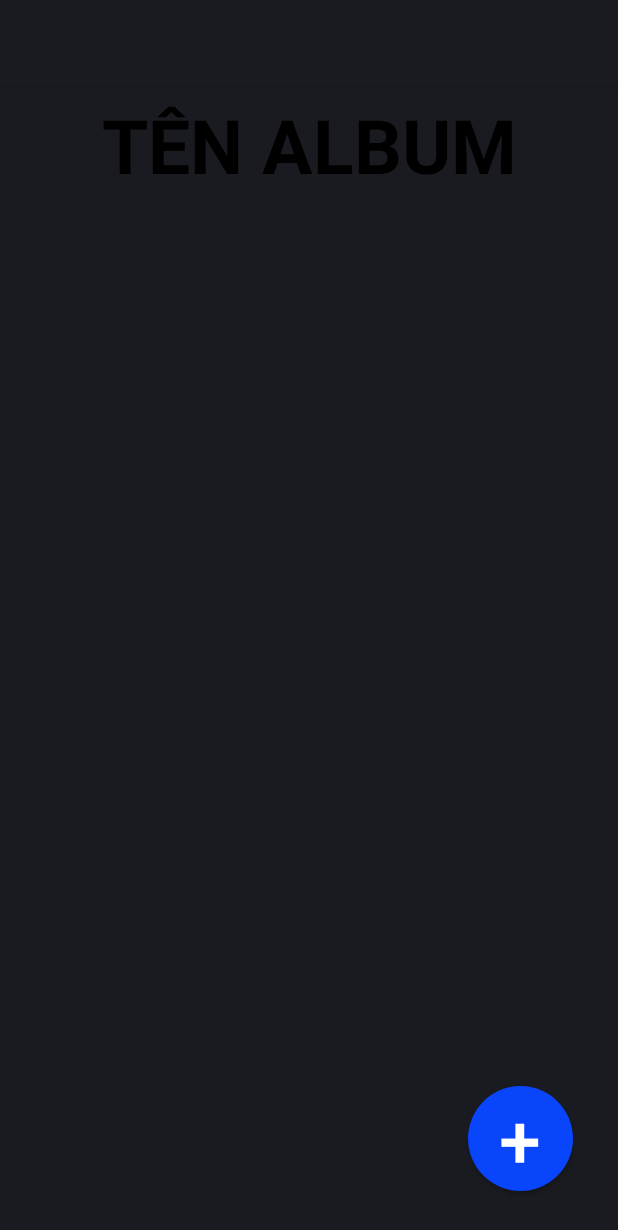
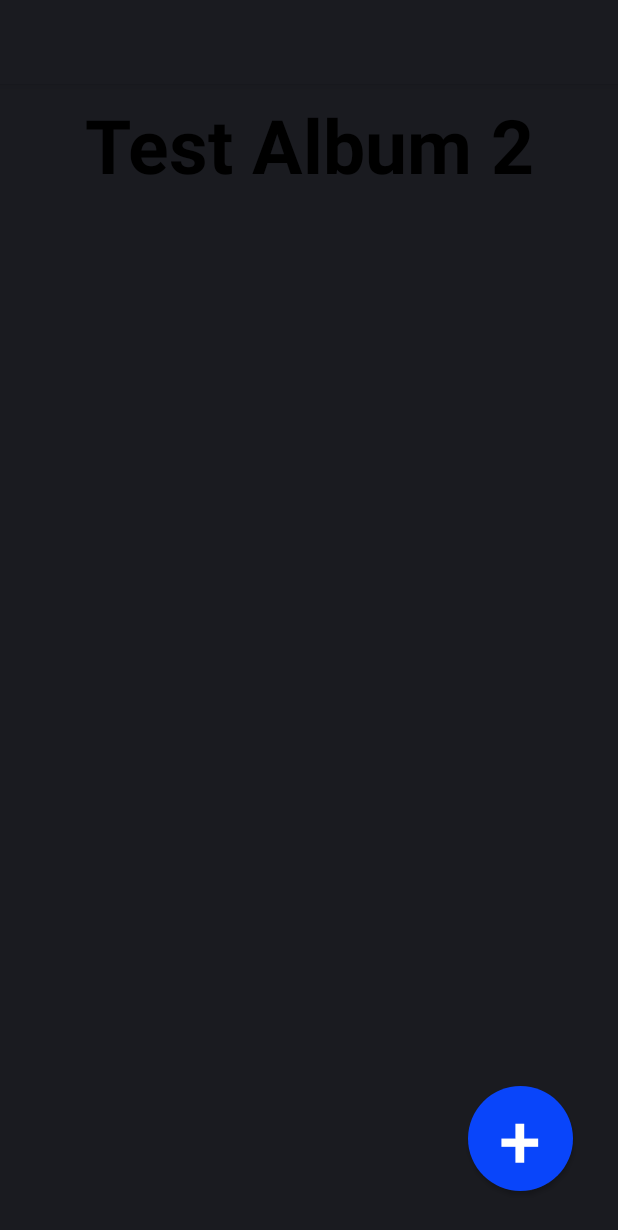
Before and after one commit to buidohuy99/Android-Development-Photo-Album, an Android app: the screen it shows after launch (AlbumActivity), after a tap on "Test Album 2", on a phone screen of 412 x 824 dp. Shown: the top 1230 px of the screen. Run offline under Robolectric (Android 15) with nearby library versions, the phone set to English and light mode, and no system bars.

Commit message:
//Lấy dữ liệu từ HomeActivity qua AlbumActivity

```diff
--- a/app/src/main/java/com/example/myalbum/AlbumsActivity/AlbumActivity.java
+++ b/app/src/main/java/com/example/myalbum/AlbumsActivity/AlbumActivity.java
@@ -37,14 +37,14 @@ public class AlbumActivity extends Activity {
     TextView text;
     GridView gridView;
     Button button;
-    Uri imageUri;
+
     ArrayList<Uri> listUri = new ArrayList<Uri>();
     ArrayList<Bitmap> list = new ArrayList<Bitmap>();
     ImageAdapter adapter = new ImageAdapter(this, list);
     Handler myHandler = new Handler();
     ProgressBar progressBar ;
     int shouldRun;
-    Uri temp;
+
     int n;
 
 
@@ -53,9 +53,14 @@ public class AlbumActivity extends Activity {
         super.onCreate(savedInstanceState);
         setContentView(R.layout.imagesofalbum);
 
+        //Get data from HomeActivity
+        Intent callingIntent = getIntent();
+        Bundle myBundle = callingIntent.getExtras();
+        text = findViewById(R.id.nameAlbum) ;
+        text.setText(myBundle.getString("nameAlbum"));
+
         gridView = findViewById(R.id.gridview);
         button =  findViewById(R.id.add);
-        text = findViewById(R.id.nameAlbum) ;
         progressBar =  findViewById(R.id.myBarCir);
         progressBar.setVisibility(View.INVISIBLE);
         gridView.setAdapter(adapter);
@@ -68,6 +73,7 @@ public class AlbumActivity extends Activity {
         });
     }
 
+    //Mở thư viện ảnh
     private void openGallery() {
         if (ContextCompat.checkSelfPermission(this, Manifest.permission.READ_EXTERNAL_STORAGE)
                 != PackageManager.PERMISSION_GRANTED) {
@@ -128,7 +134,7 @@ public class AlbumActivity extends Activity {
     private Runnable backgroundTask = new Runnable() {
         @Override
         public void run() {
-// busy work goes here...
+
             for ( n = 0; n < listUri.size(); n++) {
 
 
@@ -137,6 +143,7 @@ public class AlbumActivity extends Activity {
             }
         }// run
     };// backgroundTask
+
 
     public Bitmap ChangeUriToBitmap(Uri uri){
         Bitmap bitmap = null;
@@ -158,63 +165,6 @@ public class AlbumActivity extends Activity {
 
         return Bitmap.createScaledBitmap(image, mSize, newSize, true);
     }
-    // Hàm gọi xử lý cắt ảnh
 
-//    public String BitMapToString(Bitmap bitmap){
-//        ByteArrayOutputStream baos=new  ByteArrayOutputStream();
-//        bitmap.compress(Bitmap.CompressFormat.PNG,100, baos);
-//        byte [] arr=baos.toByteArray();
-//        String result=Base64.encodeToString(arr, Base64.DEFAULT);
-//        return result;
-//    }
-//    public Bitmap StringToBitMap(String image){
-//        try{
-//            byte [] encodeByte=Base64.decode(image,Base64.DEFAULT);
-//            Bitmap bitmap=BitmapFactory.decodeByteArray(encodeByte, 0, encodeByte.length);
-//            return bitmap;
-//        }catch(Exception e){
-//            e.getMessage();
-//            return null;
-//        }
-//    }
-//    public void onSaveInstanceState(Bundle savedInstanceState) {
-//
-//        // Save UI state changes to the savedInstanceState.
-//        // This bundle will be passed to onCreate if the process is
-//        // killed and restarted.
-////        ArrayList<String> listPictureString = new ArrayList<String>();
-////        for(int i = 0; i < list.size(); i++)
-////            listPictureString.add(BitMapToString(list.get(i)));
-////        savedInstanceState.putStringArrayList("mylist", listPictureString);
-//
-//        // etc.
-//
-//        super.onSaveInstanceState(savedInstanceState);
-//        ArrayList<String> listPictureString = new ArrayList<String>();
-//        for(int i = 0; i < list.size(); i++)
-//            listPictureString.add(BitMapToString(list.get(i)));
-//        savedInstanceState.putStringArrayList("mylist", listPictureString);
-//
-//    }
-////
-////onRestoreInstanceState
-//
-//    @Override
-//    public void onRestoreInstanceState(Bundle savedInstanceState) {
-//
-//        super.onRestoreInstanceState(savedInstanceState);
-//
-//        // Restore UI state from the savedInstanceState.
-//        // This bundle has also been passed to onCreate.
-//
-//
-//        ArrayList<String> listPictureString = new ArrayList<String>();
-//        listPictureString=savedInstanceState.getStringArrayList("mylist");
-//        list.clear();
-//        for(int i = 0; i < list.size(); i++)
-//            list.add(StringToBitMap(listPictureString.get(i)));
-//
-//        gridView.setAdapter(new ImageAdapter(this,list));
-//    }
 
 }
--- a/app/src/main/java/com/example/myalbum/AlbumsActivity/HomeActivity.java
+++ b/app/src/main/java/com/example/myalbum/AlbumsActivity/HomeActivity.java
@@ -201,8 +201,10 @@ public class HomeActivity extends Activity implements ActivityCallBacks {
             public void onItemClick(AdapterView<?> adapterView, View view, int i, long l) {
                 Intent newActivity = new Intent(HomeActivity.this, AlbumActivity.class);
 
-                newActivity.putExtra("AutoComplete", hint);
-                loadingCir.setVisibility(View.INVISIBLE);
+                Bundle myData = new Bundle();
+                myData.putString("nameAlbum", allAlbums.get(i).getAlbumName());
+
+                newActivity.putExtras(myData);
                 startActivity(newActivity);
             }
         });
```
